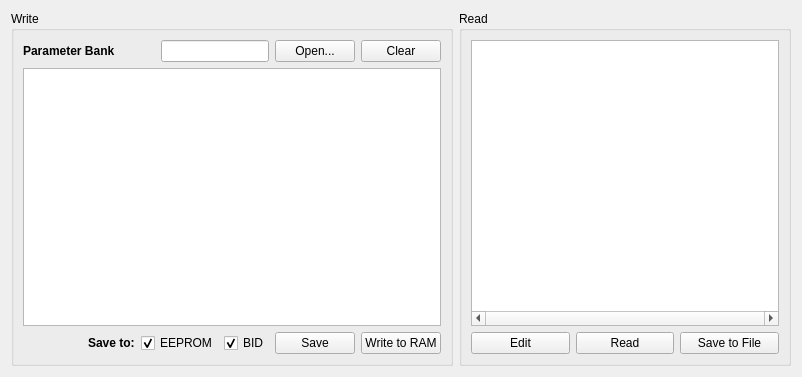
This is src/ui/param.ui in cnpem-emi/pemi as Qt 5 draws it before an edit. The edited form follows.
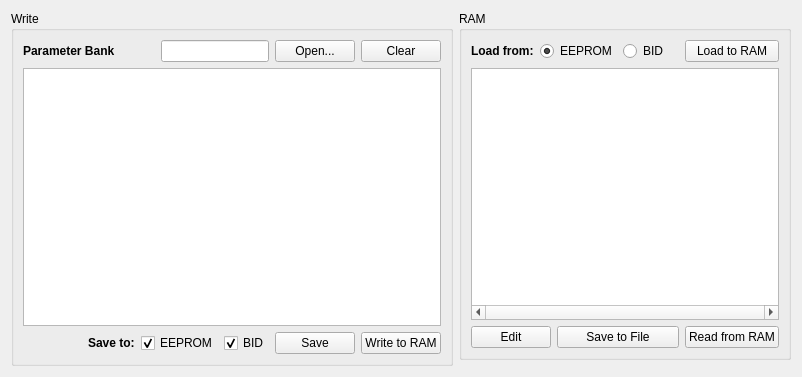
This is the edited form. Icons and pictures are not drawn.

Commit message: Adds support for loading to RAM

```diff
--- a/src/ui/param.ui
+++ b/src/ui/param.ui
@@ -13,7 +13,7 @@
   <property name="windowTitle">
    <string>Form</string>
   </property>
-  <layout class="QGridLayout" name="gridLayout" rowstretch="0,0" columnstretch="4,3">
+  <layout class="QGridLayout" name="gridLayout" rowstretch="0,0" columnstretch="4,3,0">
    <item row="0" column="0" rowspan="2">
     <widget class="QGroupBox" name="groupBox">
      <property name="title">
@@ -151,13 +151,24 @@
      </layout>
     </widget>
    </item>
-   <item row="0" column="1" rowspan="2">
-    <widget class="QGroupBox" name="groupBox_2">
+   <item row="0" column="1">
+    <widget class="QGroupBox" name="readGroupbox">
      <property name="title">
-      <string>Read</string>
+      <string>RAM</string>
      </property>
      <layout class="QGridLayout" name="gridLayout_3">
-      <item row="1" column="2">
+      <item row="2" column="3">
+       <widget class="QPushButton" name="refreshButton">
+        <property name="text">
+         <string>Read from RAM</string>
+        </property>
+        <property name="icon">
+         <iconset>
+          <normaloff>res/refresh.png</normaloff>res/refresh.png</iconset>
+        </property>
+       </widget>
+      </item>
+      <item row="2" column="1" colspan="2">
        <widget class="QPushButton" name="saveFileButton">
         <property name="text">
          <string>Save to File</string>
@@ -168,29 +179,7 @@
         </property>
        </widget>
       </item>
-      <item row="1" column="1">
-       <widget class="QPushButton" name="refreshButton">
-        <property name="text">
-         <string>Read</string>
-        </property>
-        <property name="icon">
-         <iconset>
-          <normaloff>res/refresh.png</normaloff>res/refresh.png</iconset>
-        </property>
-       </widget>
-      </item>
-      <item row="1" column="0">
-       <widget class="QPushButton" name="editButton">
-        <property name="text">
-         <string>Edit</string>
-        </property>
-        <property name="icon">
-         <iconset>
-          <normaloff>res/arrow-collapse-left.png</normaloff>res/arrow-collapse-left.png</iconset>
-        </property>
-       </widget>
-      </item>
-      <item row="0" column="0" colspan="3">
+      <item row="1" column="0" colspan="4">
        <widget class="QTableView" name="paramsTable">
         <property name="font">
          <font>
@@ -223,6 +212,58 @@
         </attribute>
        </widget>
       </item>
+      <item row="2" column="0">
+       <widget class="QPushButton" name="editButton">
+        <property name="text">
+         <string>Edit</string>
+        </property>
+        <property name="icon">
+         <iconset>
+          <normaloff>res/arrow-collapse-left.png</normaloff>res/arrow-collapse-left.png</iconset>
+        </property>
+       </widget>
+      </item>
+      <item row="0" column="3">
+       <widget class="QPushButton" name="loadButton">
+        <property name="text">
+         <string>Load to RAM</string>
+        </property>
+       </widget>
+      </item>
+      <item row="0" column="0" colspan="3">
+       <layout class="QHBoxLayout" name="horizontalLayout_2">
+        <item>
+         <widget class="QLabel" name="label_2">
+          <property name="font">
+           <font>
+            <weight>75</weight>
+            <bold>true</bold>
+           </font>
+          </property>
+          <property name="text">
+           <string>Load from:</string>
+          </property>
+         </widget>
+        </item>
+        <item>
+         <widget class="QRadioButton" name="eepromLoadRadio">
+          <property name="text">
+           <string>EEPROM</string>
+          </property>
+          <property name="checked">
+           <bool>true</bool>
+          </property>
+         </widget>
+        </item>
+        <item>
+         <widget class="QRadioButton" name="bidLoadRadio">
+          <property name="text">
+           <string>BID</string>
+          </property>
+         </widget>
+        </item>
+       </layout>
+      </item>
      </layout>
     </widget>
    </item>
```
Left out of the diff: 150 changed lines with no effect on the pictures. The commit also changes 1 other file.
